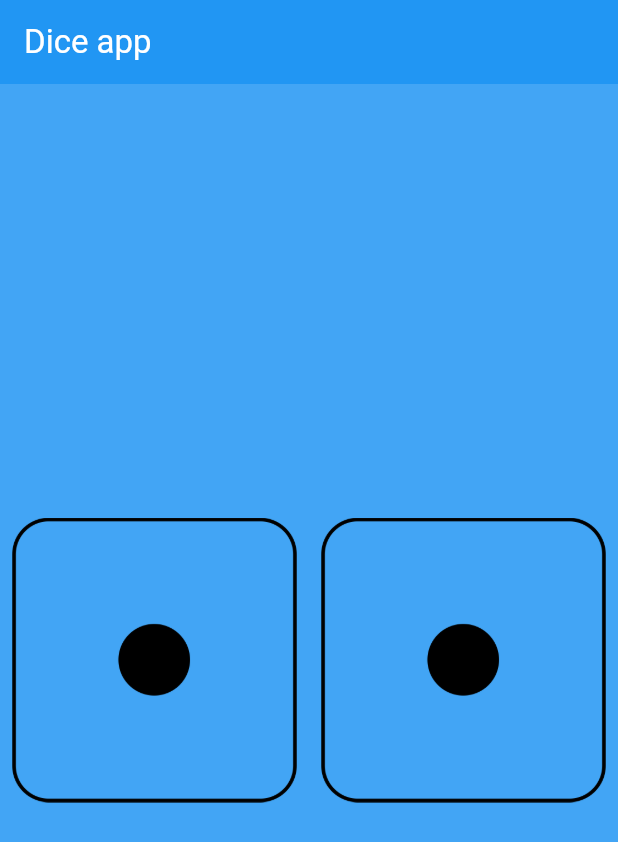
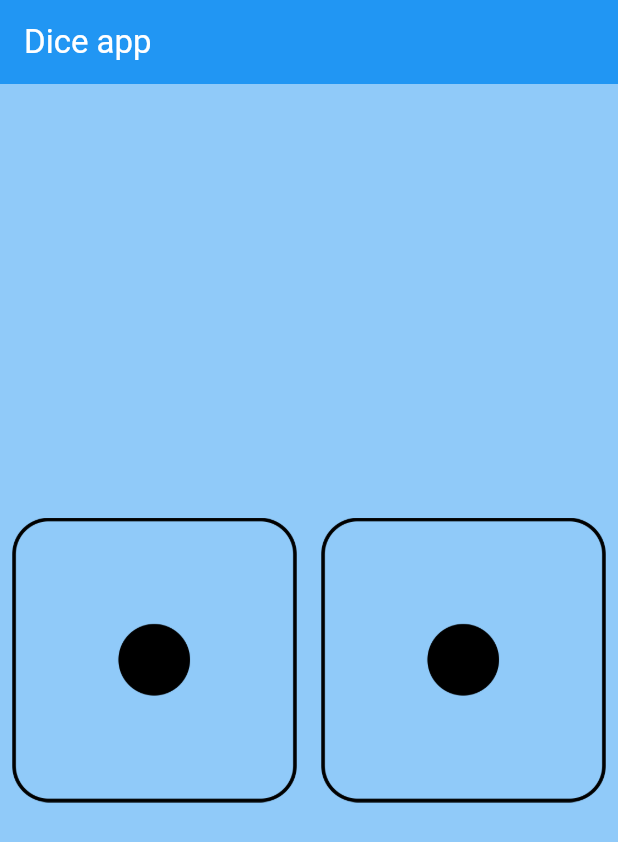
Before and after one commit to jibon49/dice-app, a Flutter app: the screen it shows after launch, on a phone screen of 412 x 824 dp. Shown: the top 842 px of the screen. Run offline on Flutter 3.47's test engine with Material 3 defaults, Android fonts, the phone set to English and light mode, and no system bars.

Commit message:
changed bg color

```diff
--- a/lib/screens/my_homescreen.dart
+++ b/lib/screens/my_homescreen.dart
@@ -14,7 +14,7 @@ class _MyHomescreenState extends State<MyHomescreen> {
   @override
   Widget build(BuildContext context) {
     return Scaffold(
-      backgroundColor: Colors.blue.shade400,
+      backgroundColor: Colors.blue.shade200,
       appBar: AppBar(
         title: Text("Dice app", style: TextStyle(color: Colors.white),),
         backgroundColor: Colors.blue,
```
